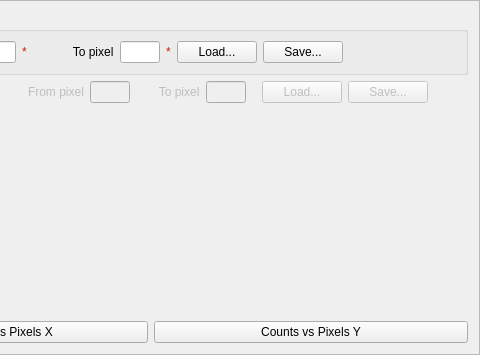
Old version of the form Code/Mantid/scripts/Interface/ui/reflectometer/norm_refl.ui in the repository mantidproject/mantid; both pictures show x 498 to 978 and y 0 to 355 of the 978 by 355 pixel window.
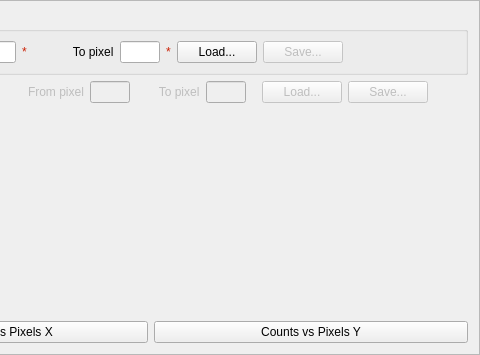
New version of the form.

Diff of the .ui file:
```diff
--- a/Code/Mantid/scripts/Interface/ui/reflectometer/norm_refl.ui
+++ b/Code/Mantid/scripts/Interface/ui/reflectometer/norm_refl.ui
@@ -984,9 +984,15 @@
                 </item>
                 <item>
                  <widget class="QPushButton" name="norm_peak_save_roi">
+                  <property name="enabled">
+                   <bool>false</bool>
+                  </property>
                   <property name="text">
                    <string>Save...</string>
                   </property>
+                  <property name="checkable">
+                   <bool>false</bool>
+                  </property>
                  </widget>
                 </item>
                 <item>
```
